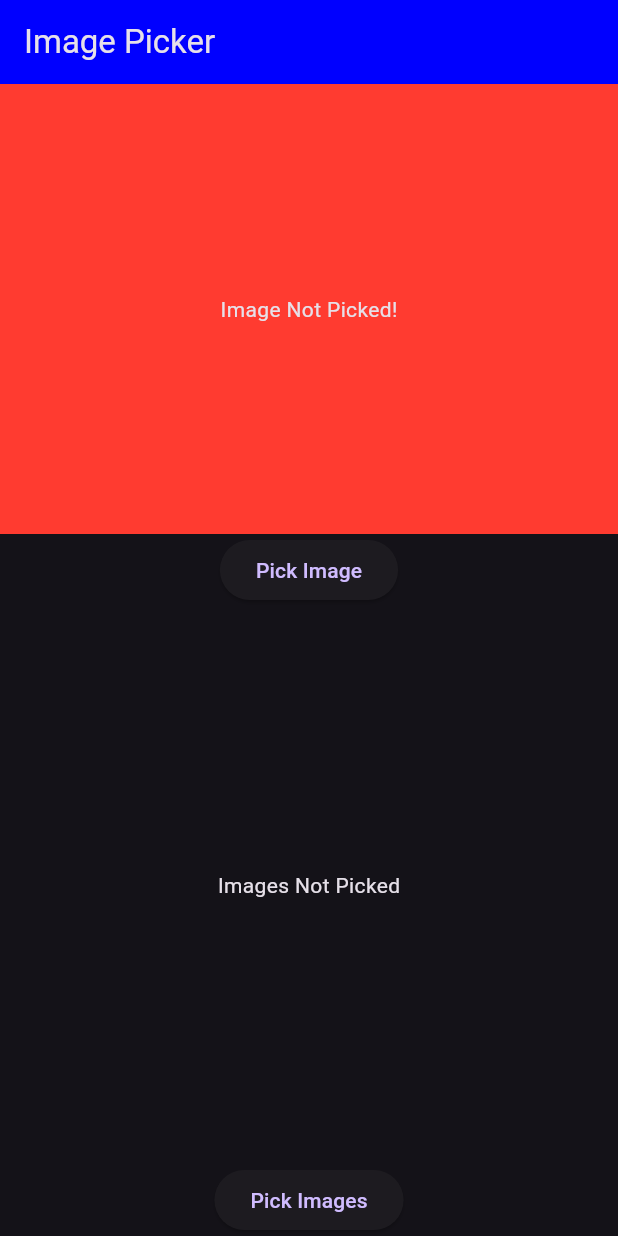
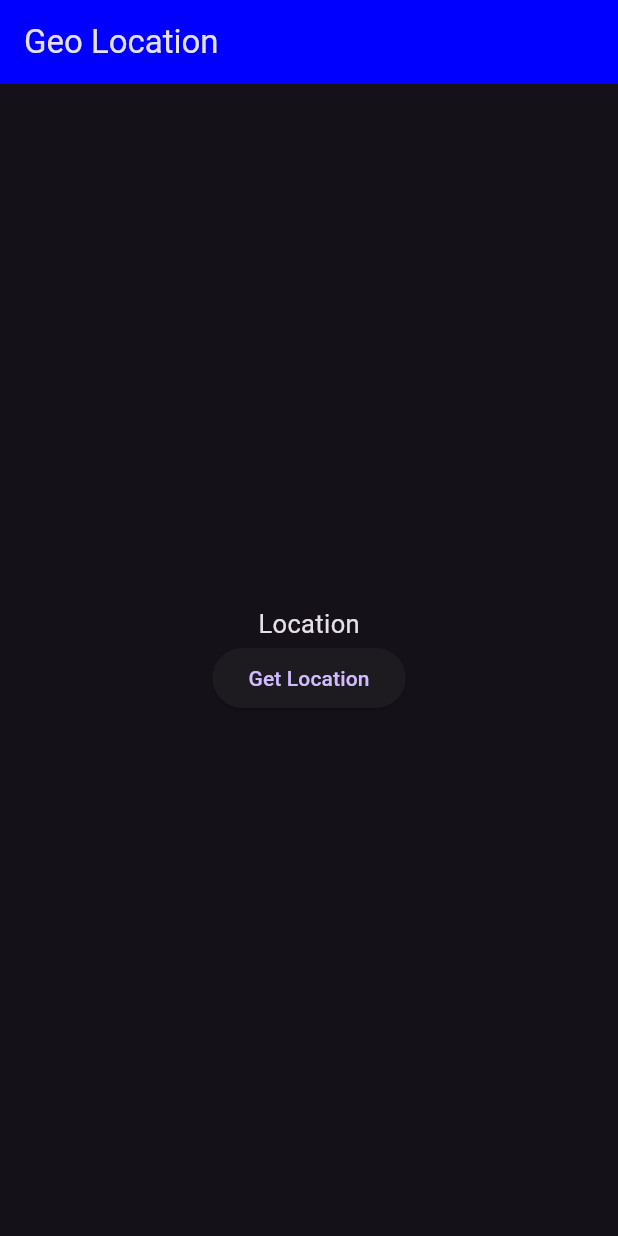
Before and after one commit to AtharvaParadkar/Flutter-Fundamentals, a Flutter app: the screen it shows after launch, on a phone screen of 412 x 824 dp. Run offline on Flutter 3.47's test engine with Material 3 defaults, Android fonts, the phone set to English and light mode, and no system bars; our stand-ins replace animated_text_kit, cached_network_image, fluttertoast, geolocator, image_picker.

Commit message:
Goe Location

```diff
--- /dev/null
+++ b/lib/Widgets/location.dart
@@ -0,0 +1,74 @@
+import "package:flutter/material.dart";
+import "package:fluttertoast/fluttertoast.dart";
+import "package:geolocator/geolocator.dart";
+
+class LocationWidget extends StatefulWidget {
+  const LocationWidget({super.key});
+
+  @override
+  State<LocationWidget> createState() => _LocationWidgetState();
+}
+
+class _LocationWidgetState extends State<LocationWidget> {
+  Position? position;
+
+  fetchpostion() async {
+    //~  Will check weather the service location is enabled or not
+    bool serviceEnabled;
+    //~ Will check if user has granted location permission or not
+    LocationPermission permission;
+    //~ To get only one of them
+    String latitude,longitude;
+
+    //~ chcek weather the service is enabled or not
+    serviceEnabled = await Geolocator.isLocationServiceEnabled();
+    if (!serviceEnabled) {
+      Fluttertoast.showToast(msg: 'Location Service os disabled');
+    }
+    //~ Taking permission of the user
+    permission = await Geolocator.checkPermission();
+    //~ Check if permission is denied
+    if (permission == LocationPermission.denied) {
+      permission = await Geolocator.requestPermission();
+      if (permission == LocationPermission.denied) {
+        Fluttertoast.showToast(msg: 'Location permission is required');
+      }
+    }
+    //~ If the permission is denied forever
+    if (permission == LocationPermission.deniedForever) {
+      Fluttertoast.showToast(msg: 'You denied location permission forever');
+    }
+    //~ If all the above statements are false then fetch the position of the user
+    Position currentposition = await Geolocator.getCurrentPosition();
+    setState(() {
+      position = currentposition;
+      latitude = currentposition.altitude.toString();
+      // ignore: avoid_print
+      print(latitude);
+    });
+  }
+
+  @override
+  Widget build(BuildContext context) {
+    return Scaffold(
+      appBar: AppBar(
+        title: const Text('Geo Location'),
+        backgroundColor: Theme.of(context).primaryColor,
+      ),
+      body: Center(
+        child: Column(
+          mainAxisAlignment: MainAxisAlignment.center,
+          children: [
+            Text(position == null ? 'Location' : position.toString(),
+                style: const TextStyle(fontSize: 17)),
+            ElevatedButton(
+                onPressed: () {
+                  fetchpostion();
+                },
+                child: const Text('Get Location'))
+          ],
+        ),
+      ),
+    );
+  }
+}
--- a/lib/main.dart
+++ b/lib/main.dart
@@ -14,6 +14,7 @@ import "package:flutter_basics/Widgets/form.dart";
 import "package:flutter_basics/Widgets/image.dart";
 import "package:flutter_basics/Widgets/imagepicker.dart";
 import "package:flutter_basics/Widgets/list_grid.dart";
+import "package:flutter_basics/Widgets/location.dart";
 import "package:flutter_basics/Widgets/rowscolumns.dart";
 import "package:flutter_basics/Widgets/snackbar.dart";
 import "package:flutter_basics/Widgets/stack.dart";
@@ -33,7 +34,7 @@ class MyApp extends StatelessWidget {
         primaryColor: const Color.fromARGB(255, 0, 0, 255),
         brightness: Brightness.dark,
       ),
-      home: const ImagePickerWidget(),
+      home: const LocationWidget(),
     );
   }
 }
--- a/pubspec.yaml
+++ b/pubspec.yaml
@@ -38,6 +38,8 @@ dependencies:
   cached_network_image: ^3.3.1
   animated_text_kit: ^4.2.2
   image_picker: ^1.1.2
+  geolocator: ^12.0.0
+  fluttertoast: ^8.2.6
 
 dev_dependencies:
   flutter_test:
```
Also changed, not shown: pubspec.lock, 5 other files.
